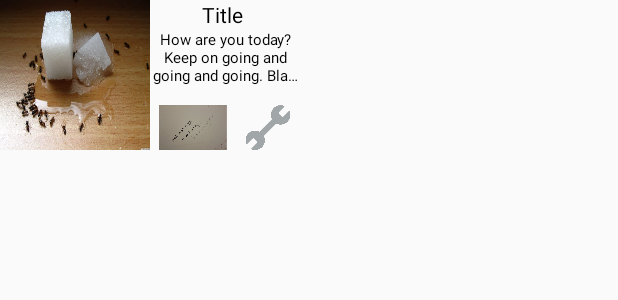
After one commit to GKohavi/wehaveissues, an Android app: the layout map_info_window.xml on its own in the app's theme, with its tools: preview values and no code run, on a phone screen of 412 x 824 dp. The commit adds this screen. Shown: the top 300 px of the screen. Run offline under Robolectric (Android 15) with nearby library versions, the phone set to English and light mode, and no system bars.

Commit message:
Saving before demo

```diff
--- a/Example/app/build.gradle
+++ b/Example/app/build.gradle
@@ -35,6 +35,7 @@ dependencies {
     compile 'com.google.firebase:firebase-core:11.8.0'
     compile 'com.google.firebase:firebase-analytics:11.8.0'
     compile 'com.google.firebase:firebase-database:11.8.0'
+    compile 'com.google.firebase:firebase-storage:11.8.0'
     testCompile 'junit:junit:4.12'
 }
 
--- /dev/null
+++ b/Example/app/src/main/res/layout/map_info_window.xml
@@ -0,0 +1,76 @@
+<?xml version="1.0" encoding="utf-8"?>
+<LinearLayout xmlns:android="http://schemas.android.com/apk/res/android"
+    android:orientation="vertical" android:layout_width="match_parent"
+    android:layout_height="match_parent">
+
+    <LinearLayout
+        android:layout_width="200dp"
+        android:layout_height="100dp"
+        android:orientation="horizontal">
+
+        <ImageView
+            android:layout_width="100dp"
+            android:layout_height="100dp"
+            android:scaleType="fitXY"
+            android:adjustViewBounds="true"
+            android:src="@drawable/ants"/>
+
+        <RelativeLayout
+            android:layout_width="match_parent"
+            android:layout_height="match_parent">
+
+            <LinearLayout
+                android:layout_width="match_parent"
+                android:layout_height="match_parent"
+                android:orientation="vertical">
+
+                <TextView
+                    android:id="@+id/tv_lat"
+                    android:layout_width="match_parent"
+                    android:layout_height="wrap_content"
+                    android:textColor="#000"
+                    android:gravity="center"
+                    android:text="Title "
+                    android:ellipsize="end"
+                    android:maxLines="2"/>
+
+                <TextView
+                    android:id="@+id/tv_lng"
+                    android:layout_width="match_parent"
+                    android:layout_height="wrap_content"
+                    android:textColor="#000"
+                    android:gravity="center"
+                    android:text="How are you today? Keep on going and going and going. Blah blah blah, I'm hungry."
+                    android:ellipsize="end"
+                    android:textSize="@dimen/font_size_small"
+                    android:maxLines="3"/>
+
+                <!--<Space-->
+                <!--android:layout_width="match_parent"-->
+                <!--android:layout_height="0dp"-->
+                <!--android:layout_weight="1"/>-->
+            </LinearLayout>
+            <LinearLayout
+                android:layout_width="match_parent"
+                android:layout_height="30dp"
+                android:orientation="horizontal"
+                android:layout_alignParentBottom="true">
+
+                <ImageView
+                    android:layout_width="wrap_content"
+                    android:layout_height="match_parent"
+                    android:layout_weight="0.5"
+                    android:adjustViewBounds="true"
+                    android:src="@drawable/graffiti" />
+
+                <ImageView
+                    android:layout_width="wrap_content"
+                    android:layout_height="match_parent"
+                    android:layout_weight="0.5"
+                    android:adjustViewBounds="true"
+                    android:src="@drawable/wrench" />
+            </LinearLayout>
+        </RelativeLayout>
+    </LinearLayout>
+
+</LinearLayout>
--- /dev/null
+++ b/Example/app/src/main/res/values/dimens.xml
@@ -0,0 +1,4 @@
+<?xml version="1.0" encoding="utf-8"?>
+<resources>
+    <dimen name="font_size_small">10dp</dimen>
+</resources>
--- a/Example/app/src/main/res/values/styles.xml
+++ b/Example/app/src/main/res/values/styles.xml
@@ -1,5 +1,4 @@
 <resources>
-
     <!-- Base application theme. -->
     <style name="AppTheme" parent="Theme.AppCompat.Light.DarkActionBar">
         <!-- Customize your theme here. -->
@@ -7,5 +6,4 @@
         <item name="colorPrimaryDark">@color/colorPrimaryDark</item>
         <item name="colorAccent">@color/colorAccent</item>
     </style>
-
 </resources>
```
Also changed, not shown: Example/app/src/main/java/example/example/CreateIssueFragment.java (+44 -1 lines), Example/app/src/main/java/example/example/DatabaseFunctions.java (added, +51 -0 lines), Example/app/src/main/java/example/example/InfoWindow.java (added, +40 -0 lines), Example/app/src/main/java/example/example/IssueMetrics.java (added, +17 -0 lines), Example/app/src/main/java/example/example/MapsActivity.java (+5 -11 lines), 1 other file.
